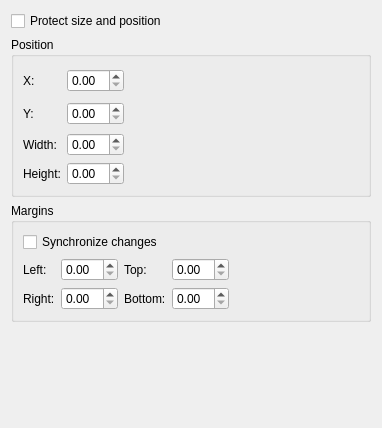
First picture: the form in kword/part/dialogs/KWFrameGeometry.ui, repository KDE/koffice, before the edit.
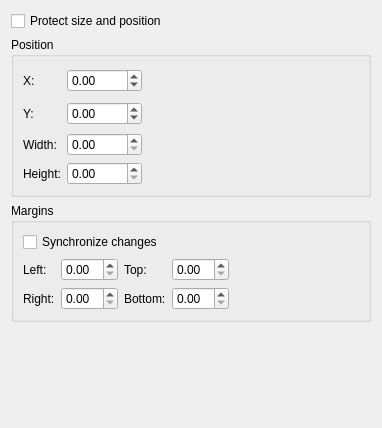
Second picture: the form after the edit. Custom widgets are drawn as their Qt base class.

What changed in the file:
```diff
--- a/kword/part/dialogs/KWFrameGeometry.ui
+++ b/kword/part/dialogs/KWFrameGeometry.ui
@@ -33,8 +33,15 @@
         </property>
        </widget>
       </item>
-      <item row="0" column="1" >
-       <widget class="KoUnitDoubleSpinBox" name="xPos" />
+      <item row="0" column="1">
+       <widget class="KoUnitDoubleSpinBox" name="xPos">
+        <property name="minimum">
+         <double>-1000.000000000000000</double>
+        </property>
+        <property name="maximum">
+         <double>1000.000000000000000</double>
+        </property>
+       </widget>
       </item>
       <item rowspan="2" row="0" column="2" colspan="2" >
        <widget class="KoPositionSelector" native="1" name="positionSelector" >
@@ -69,8 +76,15 @@
         </property>
        </widget>
       </item>
-      <item row="1" column="1" >
-       <widget class="KoUnitDoubleSpinBox" name="yPos" />
+      <item row="1" column="1">
+       <widget class="KoUnitDoubleSpinBox" name="yPos">
+        <property name="minimum">
+         <double>-1000.000000000000000</double>
+        </property>
+        <property name="maximum">
+         <double>1000.000000000000000</double>
+        </property>
+       </widget>
       </item>
       <item row="2" column="0" >
        <widget class="QLabel" name="label_4" >
```
Left out of the diff: 155 changed lines with no effect on the pictures.
